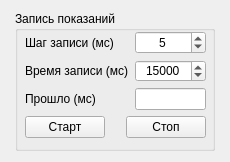
Before: the Qt Designer form src/Widgets/RecordWidget.ui in AlexanderMokhov/AR-600Controller, drawn with Qt 5.
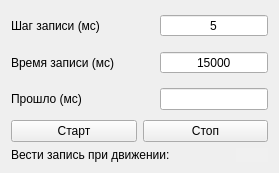
After: the same form once the commit is applied. Icons and pictures are not drawn.

What changed in the file:
```diff
--- a/src/Widgets/RecordWidget.ui
+++ b/src/Widgets/RecordWidget.ui
@@ -6,12 +6,12 @@
    <rect>
     <x>0</x>
     <y>0</y>
-    <width>230</width>
-    <height>158</height>
+    <width>279</width>
+    <height>173</height>
    </rect>
   </property>
   <property name="sizePolicy">
-   <sizepolicy hsizetype="Expanding" vsizetype="Expanding">
+   <sizepolicy hsizetype="Expanding" vsizetype="Fixed">
     <horstretch>0</horstretch>
     <verstretch>0</verstretch>
    </sizepolicy>
@@ -20,39 +20,11 @@
    <string>Form</string>
   </property>
   <layout class="QGridLayout" name="gridLayout_2">
+   <property name="sizeConstraint">
+    <enum>QLayout::SetDefaultConstraint</enum>
+   </property>
    <item row="0" column="0">
-    <widget class="QGroupBox" name="groupBox">
-     <property name="sizePolicy">
-      <sizepolicy hsizetype="Fixed" vsizetype="Fixed">
-       <horstretch>0</horstretch>
-       <verstretch>0</verstretch>
-      </sizepolicy>
-     </property>
-     <property name="minimumSize">
-      <size>
-       <width>200</width>
-       <height>140</height>
-      </size>
-     </property>
-     <property name="title">
-      <string>Запись показаний</string>
-     </property>
-     <property name="alignment">
-      <set>Qt::AlignLeading|Qt::AlignLeft|Qt::AlignTop</set>
-     </property>
-     <widget class="QWidget" name="layoutWidget">
-      <property name="geometry">
-       <rect>
-        <x>10</x>
-        <y>20</y>
-        <width>181</width>
-        <height>107</height>
-       </rect>
-      </property>
       <layout class="QVBoxLayout" name="verticalLayout">
-       <property name="sizeConstraint">
-        <enum>QLayout::SetNoConstraint</enum>
-       </property>
        <item>
         <layout class="QGridLayout" name="gridLayout">
          <property name="sizeConstraint">
@@ -82,6 +54,9 @@
            <property name="alignment">
             <set>Qt::AlignCenter</set>
            </property>
+         <property name="buttonSymbols">
+          <enum>QAbstractSpinBox::NoButtons</enum>
+         </property>
            <property name="maximum">
             <number>100</number>
            </property>
@@ -117,6 +92,9 @@
            <property name="alignment">
             <set>Qt::AlignCenter</set>
            </property>
+         <property name="buttonSymbols">
+          <enum>QAbstractSpinBox::NoButtons</enum>
+         </property>
            <property name="maximum">
             <number>1000000</number>
            </property>
@@ -165,19 +143,6 @@
            </property>
           </widget>
          </item>
-         <item>
-          <spacer name="horizontalSpacer">
-           <property name="orientation">
-            <enum>Qt::Horizontal</enum>
-           </property>
-           <property name="sizeHint" stdset="0">
-            <size>
-             <width>18</width>
-             <height>20</height>
-            </size>
-           </property>
-          </spacer>
-         </item>
          <item>
           <widget class="QPushButton" name="ButtonStopRecord">
            <property name="text">
@@ -187,11 +152,56 @@
          </item>
         </layout>
        </item>
-      </layout>
-     </widget>
+     <item>
+      <layout class="QHBoxLayout" name="horizontalLayout_2">
+       <item>
+        <widget class="QLabel" name="label_4">
+         <property name="text">
+          <string>Вести запись при движении:</string>
+         </property>
+        </widget>
+       </item>
+       <item>
+        <widget class="QPushButton" name="pushButton">
+         <property name="sizePolicy">
+          <sizepolicy hsizetype="Fixed" vsizetype="Fixed">
+           <horstretch>0</horstretch>
+           <verstretch>0</verstretch>
+          </sizepolicy>
+         </property>
+         <property name="styleSheet">
+          <string notr="true">QPushButton:checked { background-color: rgb(240,240,240);; border: 0; border-style: outset; }</string>
+         </property>
+         <property name="text">
+          <string/>
+         </property>
+         <property name="icon">
+          <iconset resource="../MyResources.qrc">
+           <normaloff>:/MyIcons/Icons/off.png</normaloff>
+           <normalon>:/MyIcons/Icons/on.png</normalon>:/MyIcons/Icons/off.png</iconset>
+         </property>
+         <property name="iconSize">
+          <size>
+           <width>48</width>
+           <height>16</height>
+          </size>
+         </property>
+         <property name="checkable">
+          <bool>true</bool>
+         </property>
+         <property name="checked">
+          <bool>true</bool>
+         </property>
+         <property name="flat">
+          <bool>true</bool>
+         </property>
     </widget>
    </item>
   </layout>
+     </item>
+    </layout>
+   </item>
+  </layout>
  </widget>
  <resources/>
  <connections/>
```
Left out of the diff: 4 changed lines with no effect on the pictures. Lines whose indentation alone changed are shown as unchanged.
